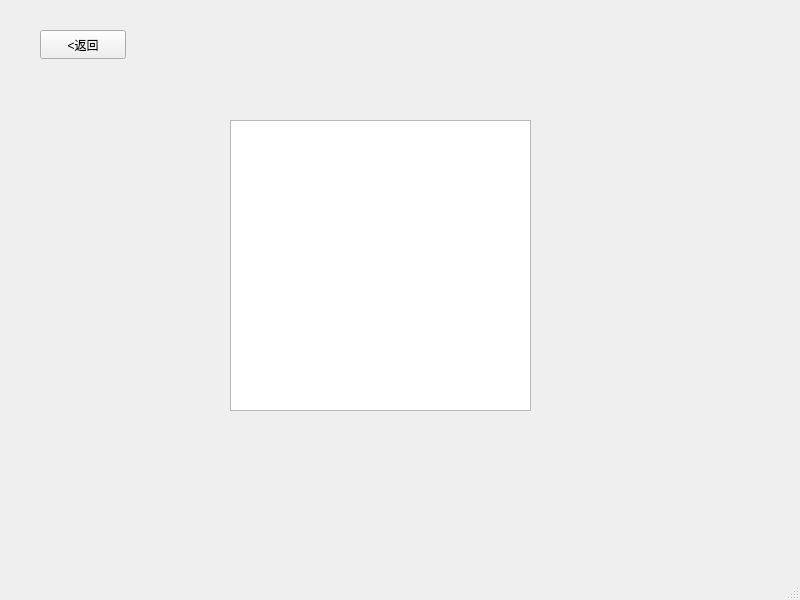
Qt form c_membermarket.ui (SparklingPumpkin/DB_test_1) before a commit.
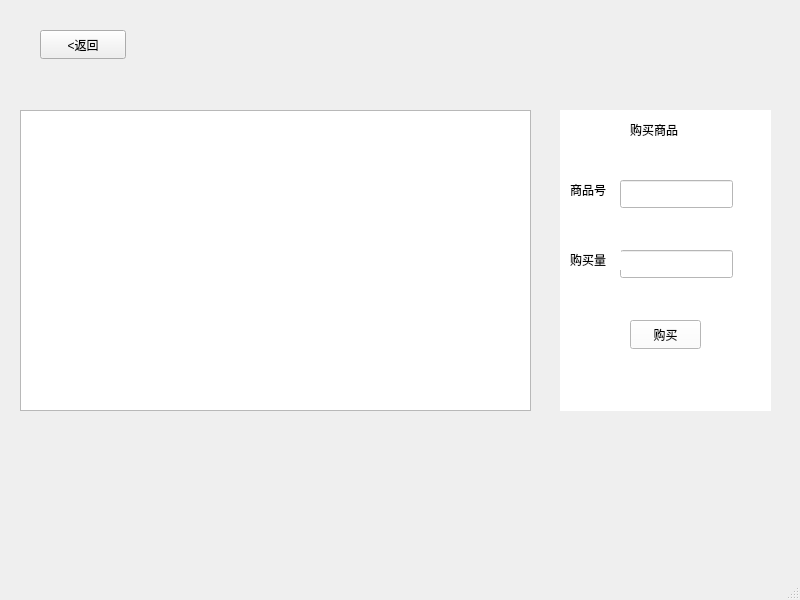
The same form after that commit.

The edit to the form file:
```diff
--- a/c_membermarket.ui
+++ b/c_membermarket.ui
@@ -14,16 +14,6 @@
    <string>MainWindow</string>
   </property>
   <widget class="QWidget" name="centralwidget">
-   <widget class="QListView" name="listView">
-    <property name="geometry">
-     <rect>
-      <x>230</x>
-      <y>120</y>
-      <width>301</width>
-      <height>291</height>
-     </rect>
-    </property>
-   </widget>
    <widget class="QPushButton" name="pB_back">
     <property name="geometry">
      <rect>
@@ -37,6 +27,107 @@
      <string>&lt;返回</string>
     </property>
    </widget>
+   <widget class="QTableView" name="merchandise_view">
+    <property name="geometry">
+     <rect>
+      <x>20</x>
+      <y>110</y>
+      <width>511</width>
+      <height>301</height>
+     </rect>
+    </property>
+   </widget>
+   <widget class="QStackedWidget" name="merchandiseinfo_table">
+    <property name="geometry">
+     <rect>
+      <x>560</x>
+      <y>110</y>
+      <width>211</width>
+      <height>301</height>
+     </rect>
+    </property>
+    <property name="styleSheet">
+     <string notr="true">background-color: rgb(255, 255, 255);</string>
+    </property>
+    <property name="currentIndex">
+     <number>1</number>
+    </property>
+    <widget class="QWidget" name="page_7"/>
+    <widget class="QWidget" name="page_8">
+     <widget class="QLabel" name="label_21">
+      <property name="geometry">
+       <rect>
+        <x>10</x>
+        <y>70</y>
+        <width>51</width>
+        <height>20</height>
+       </rect>
+      </property>
+      <property name="text">
+       <string>商品号</string>
+      </property>
+     </widget>
+     <widget class="QLineEdit" name="new_merchandiseNumber">
+      <property name="geometry">
+       <rect>
+        <x>60</x>
+        <y>70</y>
+        <width>113</width>
+        <height>28</height>
+       </rect>
+      </property>
+     </widget>
+     <widget class="QLineEdit" name="new_stock">
+      <property name="geometry">
+       <rect>
+        <x>60</x>
+        <y>140</y>
+        <width>113</width>
+        <height>28</height>
+       </rect>
+      </property>
+     </widget>
+     <widget class="QLabel" name="label_24">
+      <property name="geometry">
+       <rect>
+        <x>10</x>
+        <y>140</y>
+        <width>51</width>
+        <height>20</height>
+       </rect>
+      </property>
+      <property name="text">
+       <string>购买量</string>
+      </property>
+     </widget>
+     <widget class="QLabel" name="label_26">
+      <property name="geometry">
+       <rect>
+        <x>70</x>
+        <y>10</y>
+        <width>101</width>
+        <height>20</height>
+       </rect>
+      </property>
+      <property name="text">
+       <string>购买商品</string>
+      </property>
+     </widget>
+     <widget class="QPushButton" name="pB_create_4">
+      <property name="geometry">
+       <rect>
+        <x>70</x>
+        <y>210</y>
+        <width>71</width>
+        <height>29</height>
+       </rect>
+      </property>
+      <property name="text">
+       <string>购买</string>
+      </property>
+     </widget>
+    </widget>
+   </widget>
   </widget>
   <widget class="QMenuBar" name="menubar">
    <property name="geometry">
```
Left out of the diff: 2 changed lines with no effect on the pictures.
